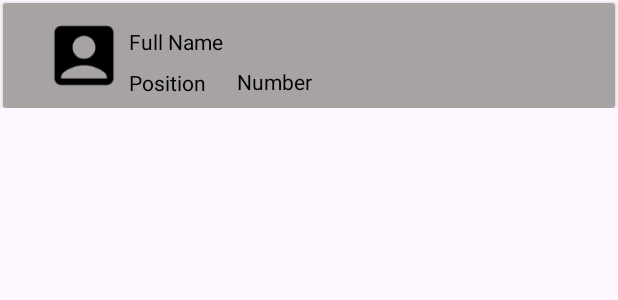
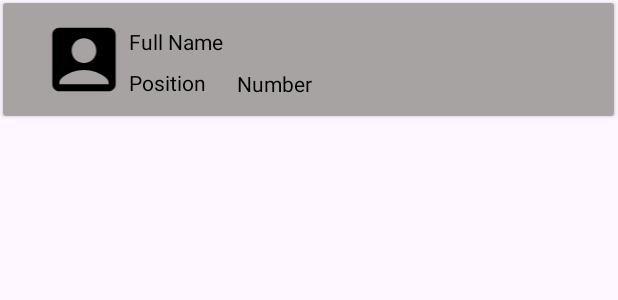
Before and after one commit to t-wing11/NBA-project, an Android app: the layout player_card.xml on its own in the app's theme, with its tools: preview values and no code run, on a phone screen of 412 x 824 dp. Shown: the top 300 px of the screen. Run offline under Robolectric (Android 15) with nearby library versions, the phone set to English and light mode, and no system bars.

Commit message:
Removed unnecessary constraint layout

```diff
--- a/android_app/app/src/main/res/layout/player_card.xml
+++ b/android_app/app/src/main/res/layout/player_card.xml
@@ -1,24 +1,22 @@
 <?xml version="1.0" encoding="utf-8"?>
-<androidx.constraintlayout.widget.ConstraintLayout xmlns:android="http://schemas.android.com/apk/res/android"
+
+
+<androidx.cardview.widget.CardView xmlns:android="http://schemas.android.com/apk/res/android"
     xmlns:app="http://schemas.android.com/apk/res-auto"
     xmlns:tools="http://schemas.android.com/tools"
-    android:layout_width="match_parent"
-    android:layout_height="wrap_content">
-
-    <androidx.cardview.widget.CardView
     android:id="@+id/player_card"
-        android:layout_width="match_parent"
-        android:layout_height="70dp"
-        android:layout_marginLeft="2sp"
+    android:layout_width="wrap_content"
+    android:layout_height="wrap_content"
+    android:layout_marginStart="2sp"
     android:layout_marginTop="2sp"
-        android:layout_marginRight="2sp"
+    android:layout_marginEnd="2sp"
     app:layout_constraintEnd_toEndOf="parent"
     app:layout_constraintStart_toStartOf="parent"
     app:layout_constraintTop_toTopOf="parent">
 
     <androidx.constraintlayout.widget.ConstraintLayout
-            android:layout_width="match_parent"
-            android:layout_height="match_parent"
+        android:layout_width="407dp"
+        android:layout_height="75dp"
         android:background="#A7A3A3">
 
         <TextView
@@ -38,12 +36,12 @@
             android:layout_height="wrap_content"
             android:layout_marginStart="25dp"
             android:layout_marginEnd="216dp"
-                android:layout_marginBottom="8dp"
+            android:layout_marginBottom="12dp"
             android:text="@string/player_number"
             android:textColor="#000000"
             app:layout_constraintBottom_toBottomOf="parent"
             app:layout_constraintEnd_toEndOf="parent"
-                app:layout_constraintHorizontal_bias="0.277"
+            app:layout_constraintHorizontal_bias="0.263"
             app:layout_constraintStart_toEndOf="@+id/position" />
 
         <TextView
@@ -67,5 +65,3 @@
 
     </androidx.constraintlayout.widget.ConstraintLayout>
 </androidx.cardview.widget.CardView>
-
-</androidx.constraintlayout.widget.ConstraintLayout>
```
Also changed, not shown: android_app/app/src/main/res/layout/team_card.xml (+8 -13 lines). Lines whose indentation alone changed are shown as unchanged.
